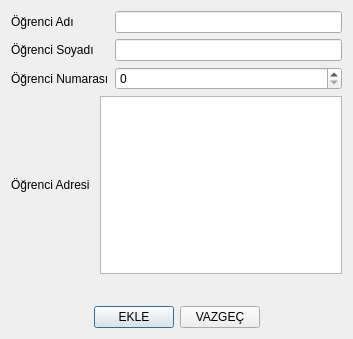
Qt form Gorsel/formlar/veriGiris/yeniogrencigiris.ui (sadededeoglu/okulprojesi) before a commit.
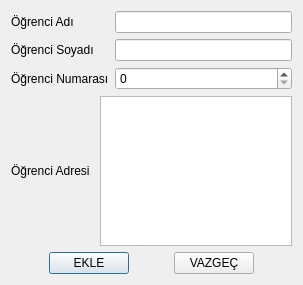
The same form after that commit. Icons and pictures are not drawn.

The edit to the form file:
```diff
--- a/Gorsel/formlar/veriGiris/yeniogrencigiris.ui
+++ b/Gorsel/formlar/veriGiris/yeniogrencigiris.ui
@@ -6,10 +6,22 @@
    <rect>
     <x>0</x>
     <y>0</y>
-    <width>353</width>
-    <height>339</height>
+    <width>303</width>
+    <height>285</height>
    </rect>
   </property>
+  <property name="minimumSize">
+   <size>
+    <width>303</width>
+    <height>285</height>
+   </size>
+  </property>
+  <property name="maximumSize">
+   <size>
+    <width>440</width>
+    <height>370</height>
+   </size>
+  </property>
   <property name="windowTitle">
    <string>yeni_ogrenci_giris</string>
   </property>
@@ -84,6 +96,19 @@
        </property>
       </widget>
      </item>
+     <item>
+      <spacer name="horizontalSpacer_3">
+       <property name="orientation">
+        <enum>Qt::Horizontal</enum>
+       </property>
+       <property name="sizeHint" stdset="0">
+        <size>
+         <width>40</width>
+         <height>20</height>
+        </size>
+       </property>
+      </spacer>
+     </item>
      <item>
       <widget class="QPushButton" name="pushButton_Vazgec">
        <property name="text">
```
